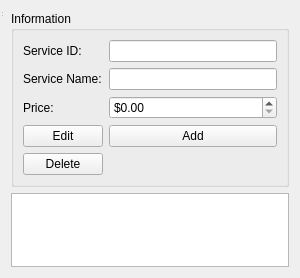
Before: the Qt Designer form src/main/resources/base/service.ui in dagayveggi/HotelManagementSystem, drawn with Qt 5.
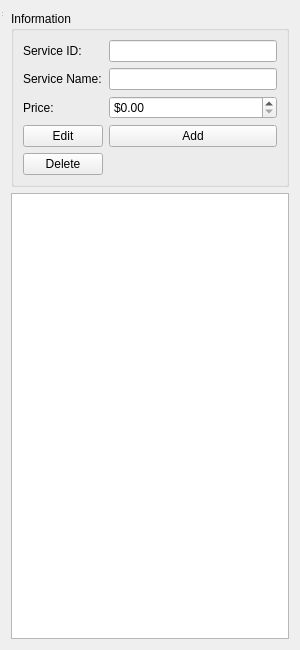
After: the same form once the commit is applied. Icons and pictures are not drawn.

Commit message: Isolating UI editing and compiling for workflow

```diff
--- a/src/main/resources/base/service.ui
+++ b/src/main/resources/base/service.ui
@@ -7,7 +7,7 @@
     <x>0</x>
     <y>0</y>
     <width>300</width>
-    <height>278</height>
+    <height>650</height>
    </rect>
   </property>
   <property name="windowTitle">
```
Left out of the diff: 24 changed lines with no effect on the pictures. The commit also changes 7 other files.
